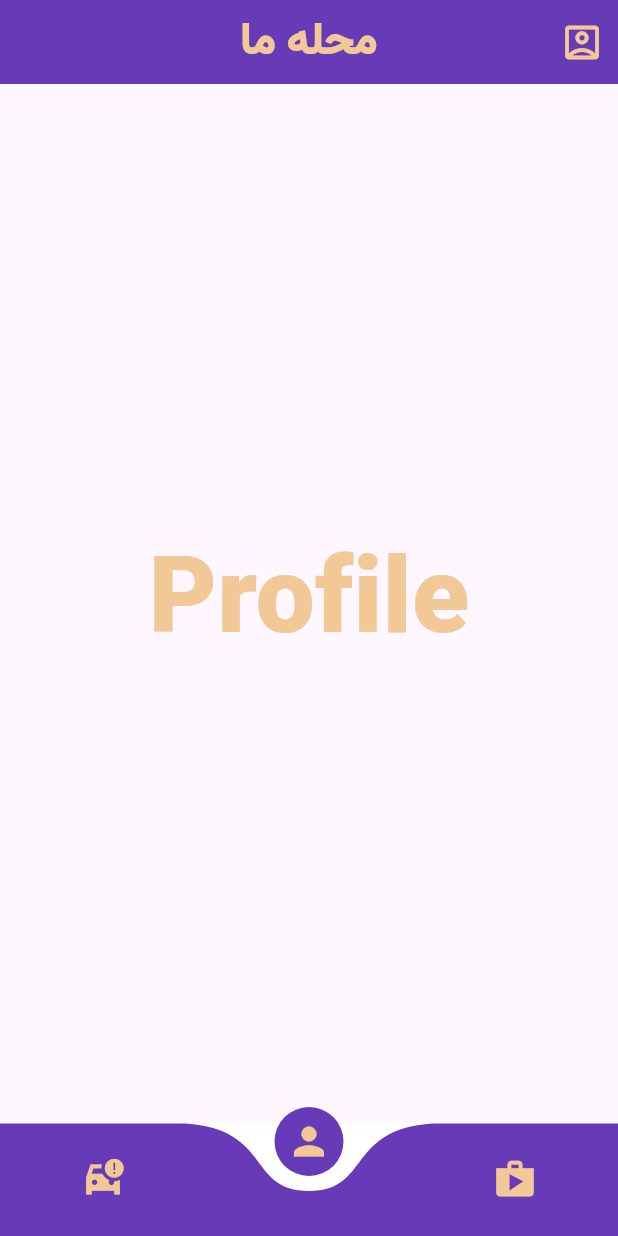
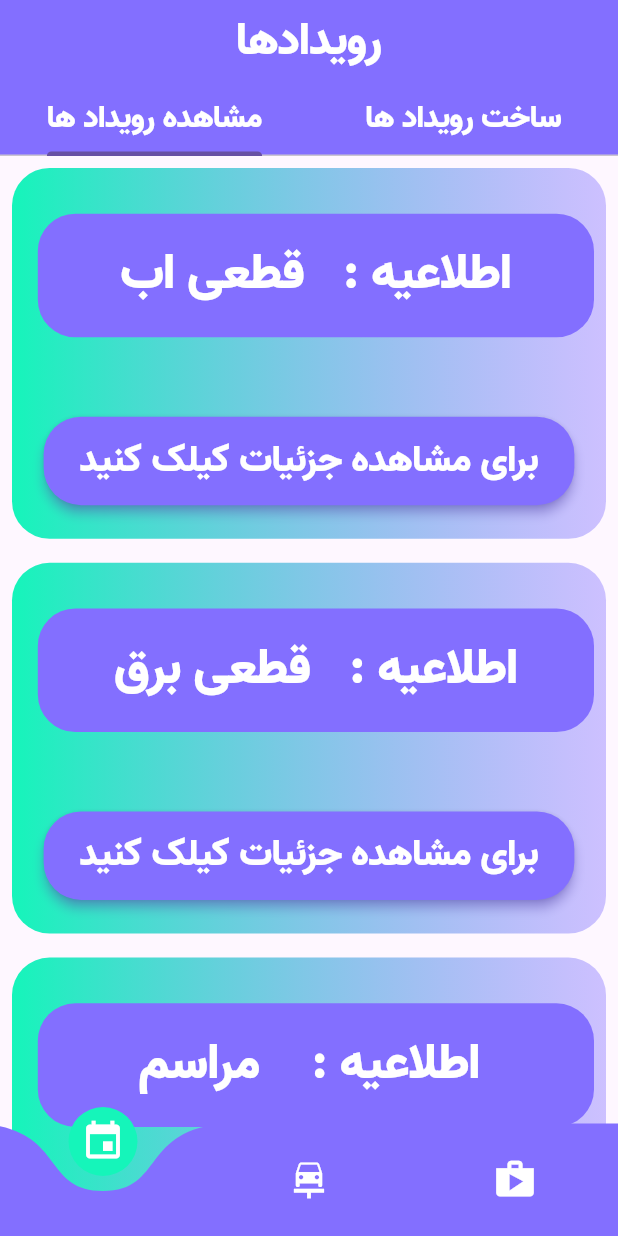
Before and after one commit to mohamad-javad-jokar-sarhangi/7-Farvardin-FrontEnd, a Flutter app: the screen it shows after launch, on a phone screen of 412 x 824 dp. Run offline on Flutter 3.47's test engine with Material 3 defaults, Android fonts, the phone set to English and light mode, and no system bars; drawn by our look-alikes of curved_navigation_bar; our stand-ins replace flutter_bloc.

Commit message:
event list page and event detail page and one wiget for event crate

```diff
--- a/analysis_options.yaml
+++ b/analysis_options.yaml
@@ -15,6 +15,9 @@ analyzer:
     prefer_const_literals_to_create_immutables: ignore
     unused_import: ignore
     must_be_immutable: ignore
+    unnecessary_brace_in_string_interps: ignore
+    sort_child_properties_last: ignore
+    unused_local_variable: ignore
 include: package:flutter_lints/flutter.yaml
 
 linter:
--- /dev/null
+++ b/devtools_options.yaml
@@ -0,0 +1,3 @@
+description: This file stores settings for Dart & Flutter DevTools.
+documentation: https://docs.flutter.dev/tools/devtools/extensions#configure-extension-enablement-states
+extensions:
--- a/lib/core/data_color.dart
+++ b/lib/core/data_color.dart
@@ -1,52 +1,16 @@
 import 'dart:ui';
+class DataColor {
+  // رنگ های اصلی
+  static const Color iconColor = Color(0xFF211951); // rgb(33, 25, 81) - رنگ متن اصلی
+  static const Color backgroundColor = Color(0xFF836FFF); // rgb(131, 111, 255) - بنفش ملایم برای سایدبار
+  static const Color accentColor = Color(0xFF15F5BA); // rgb(21, 245, 186) - رنگ اکسنت
+  static const Color textColor = Color(0xFFFFFFFF); // rgb(255, 255, 255) - رنگ سفید
 
-class DataColor {
-  /// فرم نوشتن به صورت
-  /// static const Color colorName = Color(0xFF);
-  static const Color textColor = Color(0xFFF2C897);
-  static const Color iconColor = Color(0xFFF2C897);
-
-  //  ترکیب یک
-  // کرم کاه گلی
-  static const Color  c1 = Color(0xFFA9261B);
-  // عنابی
-  static const Color c2 = Color(0xFFF2C897);
-
-  //  ترکیب دو
-  // آبی لاجوردی
-  static const Color c3 = Color(0xFF1C39BB);
-  // زرد ایرانی
-  static const Color c4 = Color(0xFFF0AF36);
-
-  //  ترکیب سه
-  // قرمر ایرانی
-  static const Color c5 = Color(0xFFC81D11);
-  // آبی لاجوردی
-  static const Color c6 = Color(0xFF1C39BB);
-
-  //  ترکیب چهار
-  // رز صورتی ایرانی
-  static const Color c7 = Color(0xFFD7456E);
-  // کرم کاه گلی
-  static const Color c8 = Color(0xFFF2C897);
+  // رنگ های شفاف
+  static const Color sidebarLinkBackgroundColor = Color(0x1AFFFFFF); // rgba(255, 255, 255, 0.1) - پس زمینه لینک های سایدبار
+  static const Color tableRowEvenColor = Color(0x33836FFF); // rgba(131, 111, 255, 0.2) - پس زمینه ردیف های زوج جدول
+  static const Color tableRowHoverColor = Color(0x66836FFF); // rgba(131, 111, 255, 0.4) - پس زمینه هنگام هاور روی ردیف های جدول
+  static const Color accentShadowColor = Color(0x8015F5BA); // rgba(21, 245, 186, 0.5) - سایه اکسنت
 
 
-  //  ترکیب پنج
-  // زرد ایرانی
-  static const Color c9 = Color(0xFFF0AF36);
-  // آبی نیلی
-  static const Color c10 = Color(0xFF32127A);
-
-
-  // ترکیب شش
-  // سبز ایرانی
-  static const Color c11 = Color(0xFF00A693);
-  // کرم کاه گلی
-  static const Color c12 = Color(0xFFF2C897);
-
-  // ترکیب هفت
-  // آبی روشن
-  static const Color c13 = Color(0xFF0578BE);
-  // کرم کاه گلی
-  static const Color c14 = Color(0xFFF2C897);
 }
--- /dev/null
+++ b/lib/presentation/pages/events/event_page.dart
@@ -0,0 +1,54 @@
+// ignore_for_file: non_constant_identifier_names
+
+import 'package:flutter/material.dart';
+import 'package:myfront/core/data_color.dart';
+import 'package:myfront/core/vtext.dart';
+import 'package:myfront/presentation/pages/events/create_event.dart';
+import 'package:myfront/presentation/pages/events/list_event.dart';
+
+class EventPage extends StatefulWidget {
+  const EventPage({Key? key}) : super(key: key);
+
+  @override
+  State<EventPage> createState() => _EventPageState();
+}
+
+class _EventPageState extends State<EventPage> with SingleTickerProviderStateMixin {
+  late TabController _tabController;
+
+  @override
+  void initState() {
+    super.initState();
+    _tabController = TabController(length: 2, vsync: this); // 2 تب
+  }
+
+  @override
+  Widget build(BuildContext context) {
+    double screen_height = MediaQuery.of(context).size.height;
+    return Scaffold(
+      appBar: AppBar(
+        title: VText().PersianText('رویدادها', 30),
+        centerTitle: true,
+        backgroundColor: DataColor.backgroundColor,
+        bottom: TabBar(
+          controller: _tabController,
+          labelColor: DataColor.accentColor,
+          unselectedLabelColor: DataColor.textColor,
+          tabs: [
+            Tab(child: VText().PersianText('مشاهده رویداد ها', screen_height * 0.025)), // تب اول
+            Tab(child: VText().PersianText('ساخت رویداد ها', screen_height * 0.025)), // تب دوم
+
+          ],
+        ),
+      ),
+      body: TabBarView(
+        controller: _tabController,
+        children: [
+          ListEvent(), // محتوای تب اول
+          CreateEvent(), // محتوای تب دوم
+
+        ],
+      ),
+    );
+  }
+}
--- /dev/null
+++ b/lib/presentation/pages/events/list_event.dart
@@ -0,0 +1,56 @@
+import 'package:flutter/material.dart';
+import 'package:myfront/core/vtext.dart';
+import 'package:myfront/presentation/pages/events/event_details.dart';
+import 'package:myfront/presentation/widgets/row_of_event.dart';
+
+class ListEvent extends StatefulWidget {
+  const ListEvent({super.key});
+
+  @override
+  State<ListEvent> createState() => _ListEventState();
+}
+
+class _ListEventState extends State<ListEvent> {
+  final String longArticleText = '''
+    این یک مقاله طولانی است با متن فارسی.
+    این متن می‌تواند خیلی طولانی باشد و شامل چندین پاراگراف.
+
+    پاراگراف دوم در اینجا شروع می‌شود.
+    و می‌تواند ادامه پیدا کند.
+
+    پاراگراف سوم و همینطور ادامه...
+    ''';
+  @override
+  Widget build(BuildContext context) {
+    return ListView(
+      children: [
+        RowOfEvent(
+          eventTitle: 'قطعی اب',
+          onIconPressed: () {
+            Navigator.of(context).push(
+              MaterialPageRoute(
+                builder: (context) => ArticleView(
+                      writer: 'ارمین',
+                      title: 'قطعی اب',
+                      articleText: longArticleText
+                      ),
+                ),
+              );
+          },
+        ),
+        RowOfEvent(
+          eventTitle: 'قطعی برق',
+          onIconPressed: () {
+
+          },
+        ),
+        RowOfEvent(
+          eventTitle: ' مراسم ',
+          onIconPressed: () {
+
+          },
+        ),
+      ],
+    );
+  }
+}
--- a/lib/presentation/pages/home.dart
+++ b/lib/presentation/pages/home.dart
@@ -6,6 +6,7 @@ import 'package:myfront/presentation/pages/add_user_page.dart';
 import 'package:myfront/presentation/pages/admin_pages/car.dart';
 import 'package:myfront/presentation/pages/admin_pages/profile.dart';
 import 'package:myfront/presentation/pages/admin_pages/shop.dart';
+import 'package:myfront/presentation/pages/events/event_page.dart';
 
 
 class Home extends StatefulWidget {
@@ -16,31 +17,25 @@ class Home extends StatefulWidget {
 }
 
 class _HomeState extends State<Home> {
-  int index = 1;
+  int index = 0;
   final screen = [
+    EventPage(),
     Car(),
-    Profile(),
     Shop(),
   ];
   @override
   Widget build(BuildContext context) {
     return Scaffold(
-      appBar: AppBar(
-        actions: [IconButton(onPressed: (){
-          Navigator.push(context, MaterialPageRoute(builder: (context) => Register()));
-        }, icon: Icon(Icons.account_box_outlined, color: DataColor.iconColor, size: 30,))],
-        title: VText().PersianText('محله ما', 30),
-        centerTitle: true,
-        backgroundColor: Colors.deepPurple,
-      ),
+      extendBody: true,
       bottomNavigationBar: CurvedNavigationBar(
-        backgroundColor: Colors.white,
-        color: Colors.deepPurple,
+        backgroundColor: Colors.transparent,
+        color: DataColor.backgroundColor,
+        buttonBackgroundColor: DataColor.accentColor,
         index: index,
           items: <Widget>[
-            Icon(Icons.car_crash_sharp, color: DataColor.iconColor, size: 30,),
-            Icon(Icons.person, color: DataColor.iconColor,size: 30),
-            Icon(Icons.shop, color: DataColor.iconColor,size: 30),
+            Icon(Icons.event, color: DataColor.textColor, size: 30,),
+            Icon(Icons.car_repair, color: DataColor.textColor,size: 30),
+            Icon(Icons.shop, color: DataColor.textColor,size: 30),
         ],
         onTap: (index) => setState(() => this.index = index),
   ),
--- /dev/null
+++ b/lib/presentation/widgets/row_of_event.dart
@@ -0,0 +1,81 @@
+import 'package:flutter/material.dart';
+import 'package:myfront/core/data_color.dart';
+import 'package:myfront/core/vtext.dart';
+
+class RowOfEvent extends StatefulWidget {
+  final String eventTitle;
+  final VoidCallback onIconPressed;
+
+  const RowOfEvent({
+    super.key ,
+    required this.eventTitle,
+    required this.onIconPressed,
+  });
+
+  @override
+  State<RowOfEvent> createState() => _RowOfEventState();
+}
+
+class _RowOfEventState extends State<RowOfEvent> {
+  @override
+  Widget build(BuildContext context) {
+    double screen_width = MediaQuery.of(context).size.width;
+    double screen_height = MediaQuery.of(context).size.height;
+    return Padding(
+      padding: const EdgeInsets.all(8.0),
+      child: Container(
+        width: screen_width ,
+        height: screen_height * 0.3,
+        decoration: BoxDecoration(
+          gradient: LinearGradient(colors: [
+            DataColor.accentColor,
+            DataColor.tableRowHoverColor,
+          ]),
+          borderRadius: BorderRadius.all(Radius.circular(25))
+        ),
+        child: Column(
+          mainAxisAlignment: MainAxisAlignment.spaceAround,
+          children: [
+            Padding(
+              padding: const EdgeInsets.all(8.0),
+              child: Row(
+                mainAxisAlignment: MainAxisAlignment.end,
+                children: [
+                  Container(
+                     width: screen_width * 0.9,
+                     height: screen_height * 0.1,
+                     decoration: BoxDecoration(
+                      color: DataColor.backgroundColor,
+                      borderRadius: BorderRadius.all(Radius.circular(25))
+                    ),
+                    child: Center(child: VText().PersianText(' اطلاعیه :   ${widget.eventTitle} ', screen_height * 0.04,))
+                    ),
+                ],
+              ),
+            ),
+            Row(
+              mainAxisAlignment: MainAxisAlignment.center,
+              children: [
+                ElevatedButton(onPressed: widget.onIconPressed,
+                style: ElevatedButton.styleFrom(
+                        backgroundColor: DataColor.backgroundColor, // رنگ پس زمینه دکمه
+                        foregroundColor:  DataColor.accentColor,
+                        shape: RoundedRectangleBorder(
+                          borderRadius: BorderRadius.circular(25),
+                        ),
+                        shadowColor: DataColor.backgroundColor,
+                        padding: const EdgeInsets.symmetric(horizontal: 24, vertical: 12),
+                        elevation: 3,
+                      ),
+                child: VText().PersianText('برای مشاهده جزئیات کیلک کنید', screen_height*0.03),
+                ),
+              ],
+            ),
+
+
+          ],
+        ),
+      ),
+    );
+  }
+}
```
Also changed, not shown: lib/presentation/pages/events/create_event.dart (added, +18 -0 lines), lib/presentation/pages/events/event_details.dart (added, +84 -0 lines), lib/presentation/pages/shops/create_products.dart (added), lib/presentation/pages/shops/order_products.dart (added), lib/presentation/pages/shops/shop_page.dart (added), lib/presentation/pages/transfers/get_car.dart (added), lib/presentation/pages/transfers/passenger_tmie.dart (added), lib/presentation/pages/transfers/wtach_passenger.dart (added).
